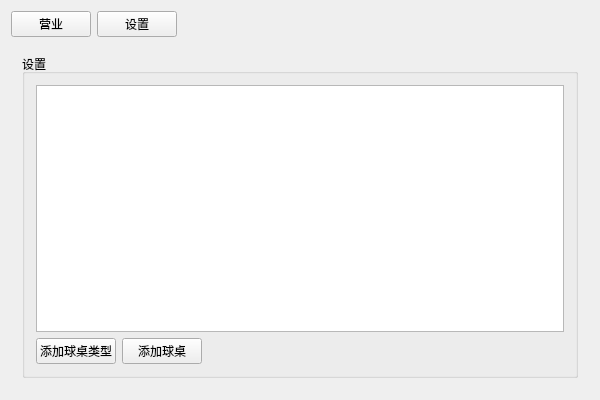
Above: BMS/BMS/bms.ui from toiime/BMS before the change. Below: the same form after it.
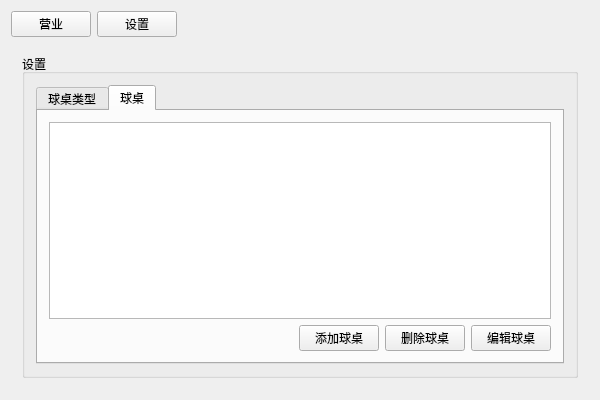
That is the form after the change. The open tabs and pages were chosen to show the change.

Commit message: 添加球桌类型

The edit to the form file:
```diff
--- a/BMS/BMS/bms.ui
+++ b/BMS/BMS/bms.ui
@@ -77,13 +77,36 @@
          <property name="title">
           <string>设置</string>
          </property>
-         <layout class="QVBoxLayout" name="verticalLayout_2">
-          <item>
-           <widget class="QTableWidget" name="tableWidgetTables"/>
-          </item>
-          <item>
            <layout class="QHBoxLayout" name="horizontalLayout_4">
             <item>
+           <widget class="QTabWidget" name="tabWidget">
+            <property name="currentIndex">
+             <number>0</number>
+            </property>
+            <widget class="QWidget" name="tab">
+             <attribute name="title">
+              <string>球桌类型</string>
+             </attribute>
+             <layout class="QVBoxLayout" name="verticalLayout_2">
+              <item>
+               <widget class="QTableWidget" name="tableWidgetTableType"/>
+              </item>
+              <item>
+               <layout class="QHBoxLayout" name="horizontalLayout_6">
+                <item>
+                 <spacer name="horizontalSpacer_2">
+                  <property name="orientation">
+                   <enum>Qt::Horizontal</enum>
+                  </property>
+                  <property name="sizeHint" stdset="0">
+                   <size>
+                    <width>40</width>
+                    <height>20</height>
+                   </size>
+                  </property>
+                 </spacer>
+                </item>
+                <item>
              <widget class="QPushButton" name="pushButtonAddBilliardsType">
               <property name="text">
                <string>添加球桌类型</string>
@@ -91,6 +114,47 @@
              </widget>
             </item>
             <item>
+                 <widget class="QPushButton" name="pushButton">
+                  <property name="text">
+                   <string>删除球桌类型</string>
+                  </property>
+                 </widget>
+                </item>
+                <item>
+                 <widget class="QPushButton" name="pushButton_2">
+                  <property name="text">
+                   <string>编辑球桌类型</string>
+                  </property>
+                 </widget>
+                </item>
+               </layout>
+              </item>
+             </layout>
+            </widget>
+            <widget class="QWidget" name="tab_2">
+             <attribute name="title">
+              <string>球桌</string>
+             </attribute>
+             <layout class="QVBoxLayout" name="verticalLayout_3">
+              <item>
+               <widget class="QTableWidget" name="tableWidgetTables_2"/>
+              </item>
+              <item>
+               <layout class="QHBoxLayout" name="horizontalLayout_7">
+                <item>
+                 <spacer name="horizontalSpacer_3">
+                  <property name="orientation">
+                   <enum>Qt::Horizontal</enum>
+                  </property>
+                  <property name="sizeHint" stdset="0">
+                   <size>
+                    <width>40</width>
+                    <height>20</height>
+                   </size>
+                  </property>
+                 </spacer>
+                </item>
+                <item>
              <widget class="QPushButton" name="pushButtonAddBilliards">
               <property name="text">
                <string>添加球桌</string>
@@ -98,19 +162,24 @@
              </widget>
             </item>
             <item>
-             <spacer name="horizontalSpacer_2">
-              <property name="orientation">
-               <enum>Qt::Horizontal</enum>
-              </property>
-              <property name="sizeHint" stdset="0">
-               <size>
-                <width>40</width>
-                <height>20</height>
-               </size>
-              </property>
-             </spacer>
-            </item>
-           </layout>
+                 <widget class="QPushButton" name="pushButton_3">
+                  <property name="text">
+                   <string>删除球桌</string>
+                  </property>
+                 </widget>
+                </item>
+                <item>
+                 <widget class="QPushButton" name="pushButton_4">
+                  <property name="text">
+                   <string>编辑球桌</string>
+                  </property>
+                 </widget>
+                </item>
+               </layout>
+              </item>
+             </layout>
+            </widget>
+           </widget>
           </item>
          </layout>
         </widget>
```
Lines whose indentation alone changed are shown as unchanged. The commit also changes 15 other files.
